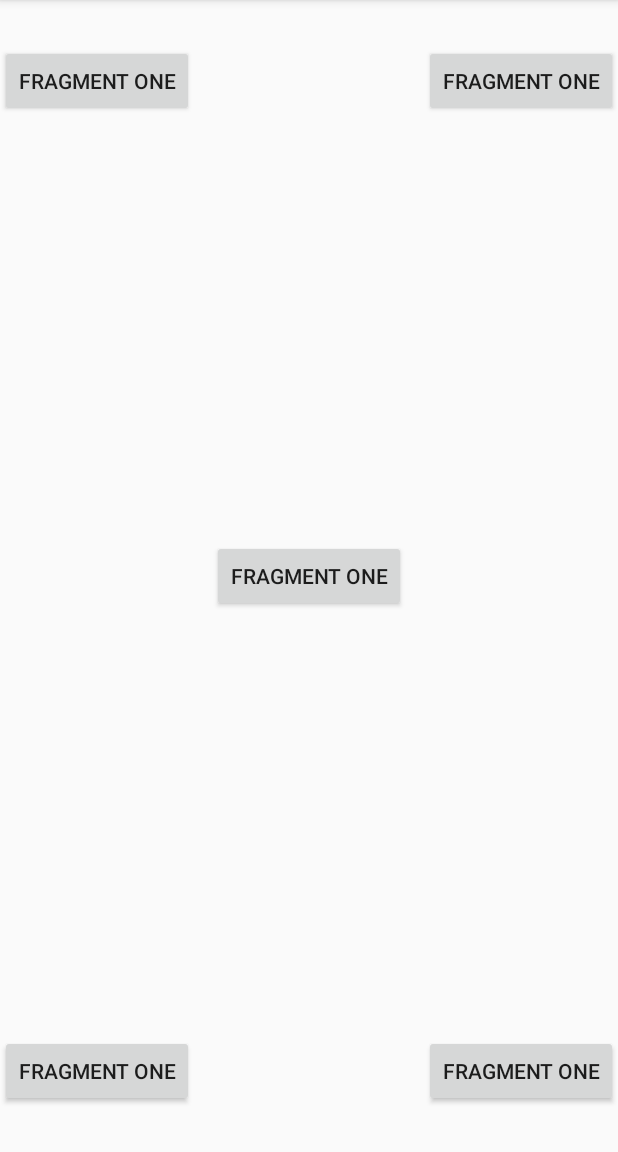
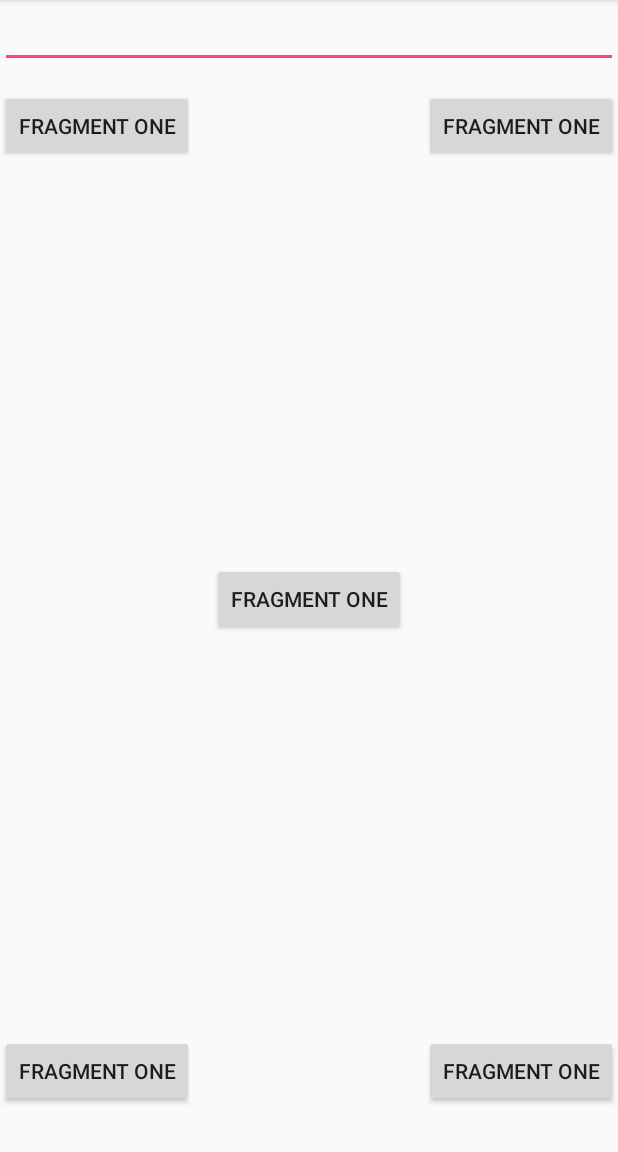
Before and after one commit to Waynekellman/Fragments, an Android app: the screen it shows after launch (MainActivity), on a phone screen of 412 x 824 dp, the part 84-1236 px from its top. Run offline under Robolectric (Android 15) with nearby library versions, the phone set to English and light mode, and no system bars.

Commit message:
fragment one

```diff
--- a/app/src/main/res/layout/fragment_main.xml
+++ b/app/src/main/res/layout/fragment_main.xml
@@ -5,13 +5,18 @@
     android:orientation="vertical"
     tools:context="com.nyc.fragments.fragments.MainFragment">
 
+    <EditText
+        android:id="@+id/edit_text"
+        android:layout_width="match_parent"
+        android:layout_height="wrap_content" />
+
     <Button
         android:id="@+id/fragment_one"
         android:layout_width="wrap_content"
         android:layout_height="wrap_content"
         android:textSize="14sp"
         android:text="Fragment One"
-        android:layout_marginTop="30dp"/>
+        android:layout_marginTop="60dp"/>
     <Button
         android:id="@+id/fragment_two"
         android:layout_width="wrap_content"
@@ -19,13 +24,14 @@
         android:textSize="14sp"
         android:layout_gravity="end"
         android:text="Fragment One"
-        android:layout_marginTop="30dp"/>
+        android:layout_marginTop="60dp"/>
     <Button
         android:id="@+id/fragment_three"
         android:layout_width="wrap_content"
         android:layout_height="wrap_content"
         android:textSize="14sp"
         android:text="Fragment One"
+        android:layout_marginTop="15dp"
         android:layout_gravity="center"/>
     <Button
         android:id="@+id/fragment_four"
```
Also changed, not shown: app/src/main/java/com/nyc/fragments/fragments/ButtonOneFragment.java (+6 -9 lines), app/src/main/java/com/nyc/fragments/fragments/MainFragment.java (+21 -1 lines), app/src/main/res/layout/fragment_button_one.xml (+9 -8 lines).
